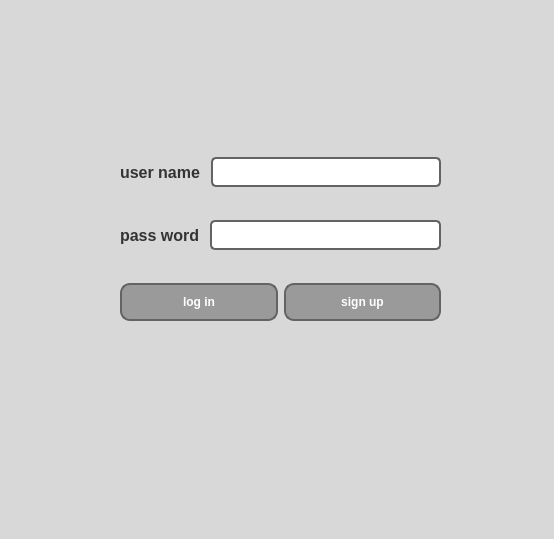
Before: the Qt Designer form login_pag/mainwindow.ui in amirsoleimani7/qt_login, drawn with Qt 5.
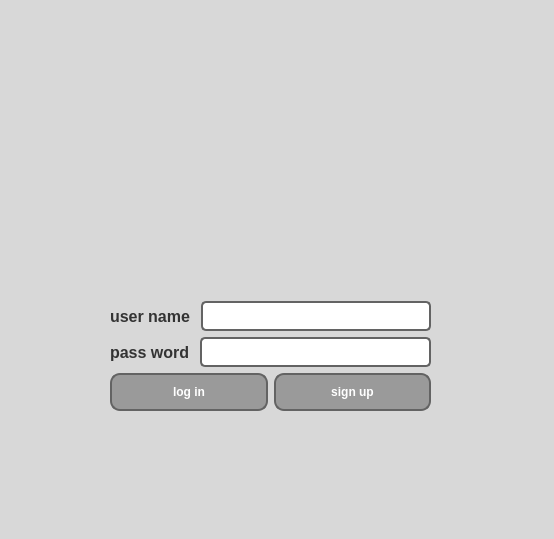
After: the same form once the commit is applied. Icons and pictures are not drawn.

```diff
--- a/login_pag/mainwindow.ui
+++ b/login_pag/mainwindow.ui
@@ -20,15 +20,27 @@
 </string>
   </property>
   <widget class="QWidget" name="centralwidget">
-   <widget class="QWidget" name="layoutWidget">
+   <widget class="QWidget" name="">
     <property name="geometry">
      <rect>
-      <x>120</x>
-      <y>130</y>
+      <x>110</x>
+      <y>30</y>
       <width>321</width>
-      <height>221</height>
+      <height>381</height>
      </rect>
     </property>
+    <layout class="QVBoxLayout" name="verticalLayout_2">
+     <item>
+      <widget class="QLabel" name="label_3">
+       <property name="text">
+        <string/>
+       </property>
+       <property name="pixmap">
+        <pixmap resource="accounts.qrc">:/icons/icons/icons8-login-100.png</pixmap>
+       </property>
+      </widget>
+     </item>
+     <item>
     <layout class="QVBoxLayout" name="verticalLayout">
      <item>
       <layout class="QHBoxLayout" name="horizontalLayout_2">
@@ -197,6 +209,8 @@
       </layout>
      </item>
     </layout>
+     </item>
+    </layout>
    </widget>
   </widget>
   <widget class="QMenuBar" name="menubar">
```
Left out of the diff: 4 changed lines with no effect on the pictures. Lines whose indentation alone changed are shown as unchanged.
